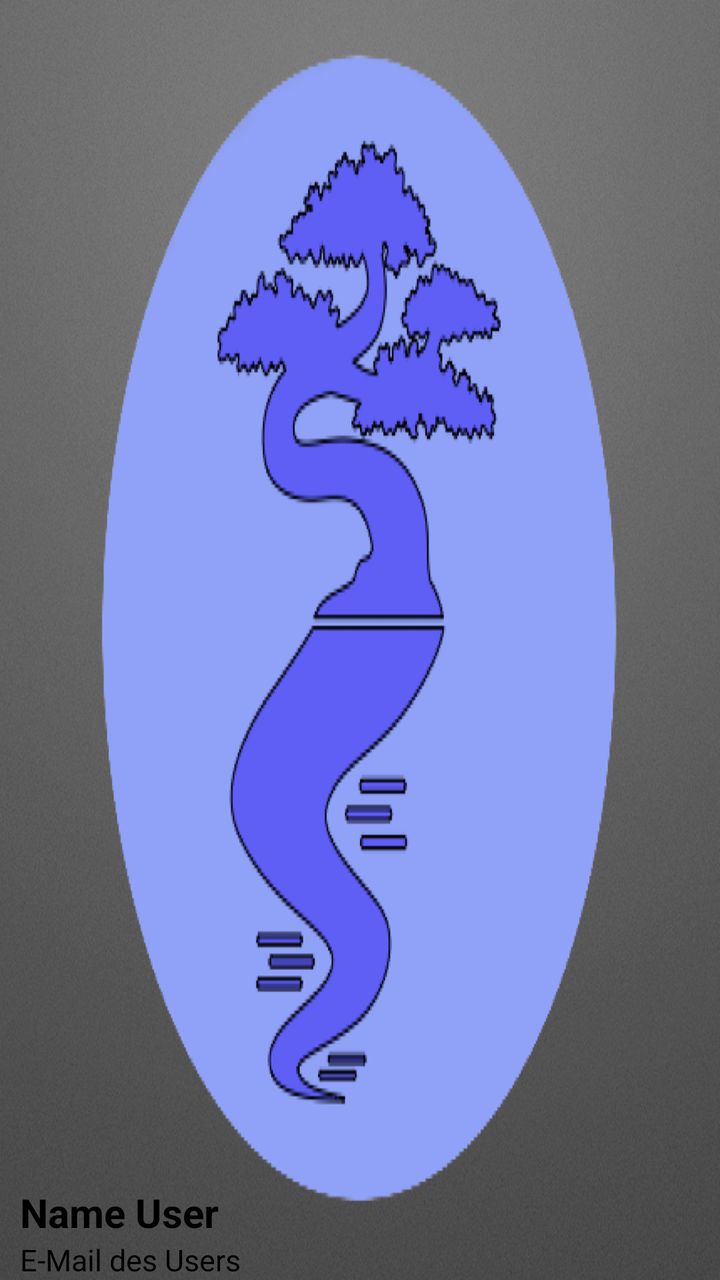
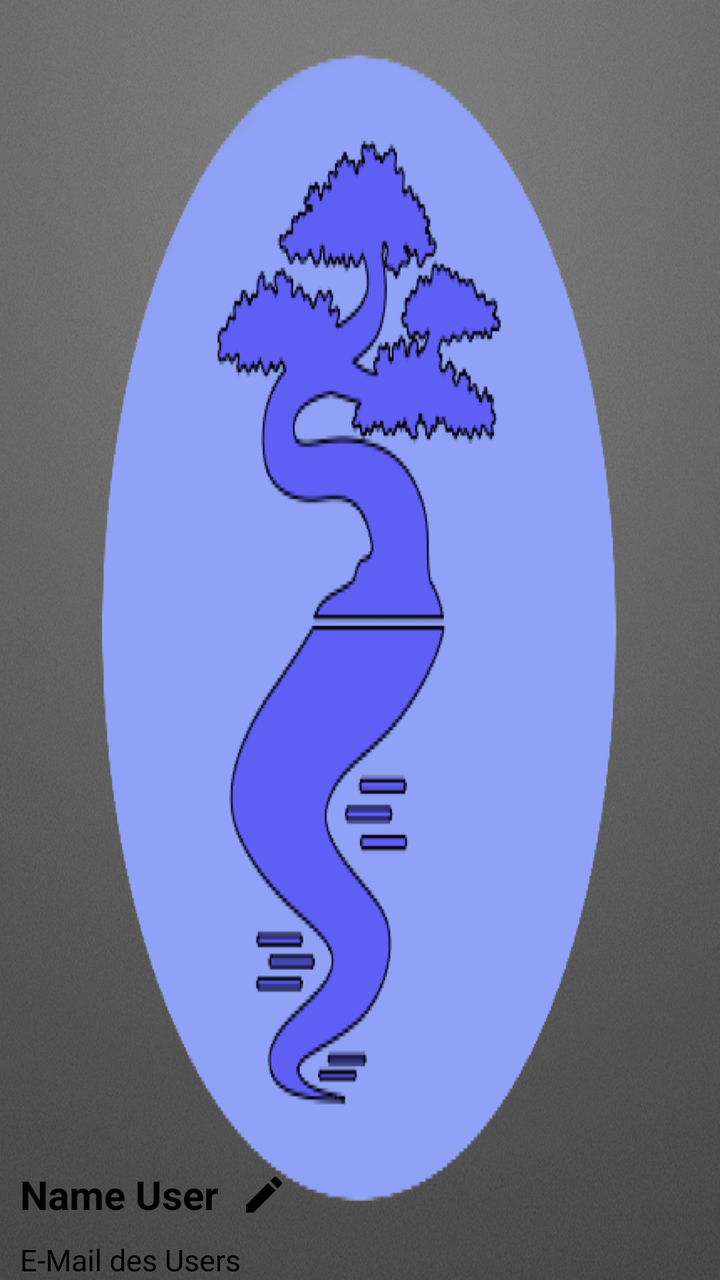

An Android layout rendered at two revisions. The XML below is the earlier revision; the diff shows what the commit changed to produce the second picture.
<!-- AndroidManifest.xml: application theme Theme.EinkaufslisteAndroid -->
<!-- res/layout/nav_header.xml -->
<?xml version="1.0" encoding="utf-8"?>
<LinearLayout xmlns:android="http://schemas.android.com/apk/res/android"
    android:layout_width="match_parent"
    android:layout_height="200dp"
    android:background="@drawable/app_icon"
    android:gravity="bottom"
    android:orientation="vertical"
    android:paddingStart="10sp"
    android:paddingEnd="10sp"
    android:theme="@style/ThemeOverlay.AppCompat.Dark">

    <TextView
        android:id="@+id/sidemenuUsername"
        android:layout_width="wrap_content"
        android:layout_height="wrap_content"
        android:text="Name User"
        android:textColor="@color/black"
        android:textSize="20sp"
        android:textStyle="bold"
        />

    <TextView
        android:id="@+id/nutzerNameSlideshow"
        android:layout_width="wrap_content"
        android:layout_height="wrap_content"
        android:text="E-Mail des Users"
        android:textColor="@color/black"
        android:textSize="15sp"
        />

</LinearLayout>
<!-- resources referenced by this layout -->
<resources>
  <color name="black">#FF000000</color>
  <!-- drawable app_icon: png bitmap (drawable, 562248 bytes) -->
  <style name="Theme.EinkaufslisteAndroid" parent="Base.Theme.EinkaufslisteAndroid" />
  <style name="Base.Theme.EinkaufslisteAndroid" parent="Theme.Material3.DayNight.NoActionBar">
          
          
          <item name="android:textColor">@color/black</item>
      </style>
</resources>

<!-- the commit's change to res/layout/nav_header.xml (unified diff, before → after) -->
@@ -9,15 +9,29 @@
     android:paddingEnd="10sp"
     android:theme="@style/ThemeOverlay.AppCompat.Dark">
 
-    <TextView
-        android:id="@+id/sidemenuUsername"
-        android:layout_width="wrap_content"
+    <LinearLayout
+        android:layout_width="match_parent"
         android:layout_height="wrap_content"
-        android:text="Name User"
-        android:textColor="@color/black"
-        android:textSize="20sp"
-        android:textStyle="bold"
-        />
+        android:orientation="horizontal"
+        android:gravity="center_vertical">
+
+        <TextView
+            android:id="@+id/sideMenuUsername"
+            android:layout_width="wrap_content"
+            android:layout_height="wrap_content"
+            android:text="Name User"
+            android:textColor="@color/black"
+            android:textSize="20sp"
+            android:textStyle="bold"/>
+
+        <ImageButton
+            android:id="@+id/editSideMenuUsernameButton"
+            android:layout_width="45dp"
+            android:layout_height="45dp"
+            android:background="?attr/selectableItemBackgroundBorderless"
+            android:contentDescription="Profil bearbeiten"
+            android:src="@drawable/edit_icon" />
+    </LinearLayout>
 
     <TextView
         android:id="@+id/nutzerNameSlideshow"
<!-- resource entries referenced after the edit -->
@@ -2,6 +2,14 @@
 <resources>
   <color name="black">#FF000000</color>
   <!-- drawable app_icon: png bitmap (drawable, 562248 bytes) -->
+  <!-- drawable edit_icon (drawable) -->
+  <vector xmlns:android="http://schemas.android.com/apk/res/android" android:height="24dp" android:tint="#000000" android:viewportHeight="24" android:viewportWidth="24" android:width="24dp">
+        
+      <path android:fillColor="@android:color/white" android:pathData="M3,17.25l0,3.75l3.75,0l11.06,-11.06l-3.75,-3.75z"/>
+        
+      <path android:fillColor="@android:color/white" android:pathData="M20.71,5.63l-2.34,-2.34c-0.39,-0.39 -1.02,-0.39 -1.41,0l-1.83,1.83l3.75,3.75l1.83,-1.83C21.1,6.65 21.1,6.02 20.71,5.63z"/>
+      
+  </vector>
   <style name="Theme.EinkaufslisteAndroid" parent="Base.Theme.EinkaufslisteAndroid" />
   <style name="Base.Theme.EinkaufslisteAndroid" parent="Theme.Material3.DayNight.NoActionBar">
           
